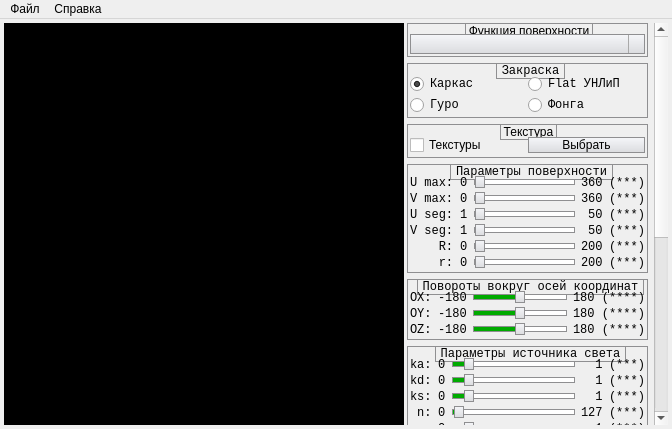
This is mainwindow.ui in zingibertram/igs-l4 as Qt 5 draws it before an edit. The edited form follows.
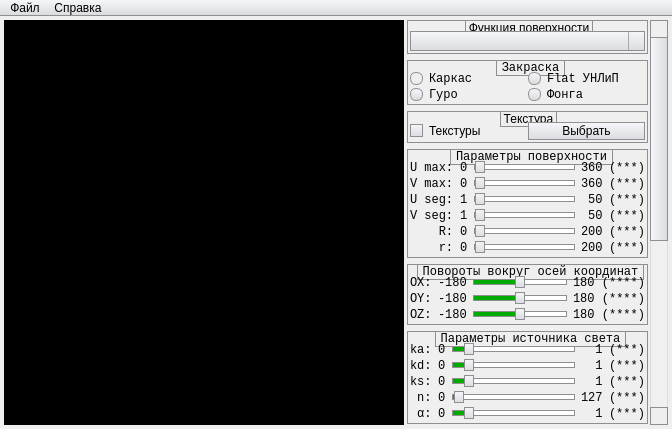
This is the edited form. Icons and pictures are not drawn. Custom widgets are drawn as their Qt base class.

```diff
--- a/mainwindow.ui
+++ b/mainwindow.ui
@@ -101,6 +101,7 @@
 	background-color: qlineargradient(x1: 0, y1: 0, x2: 0, y2: 1, stop: 0 #f6f7fa, stop: 1 #dadbde);
     border: 1px solid #8f8f91;
     min-width: 80px;
+    min-height: 16px;
  }
 
 QPushButton:hover
@@ -120,6 +121,7 @@
     border: 1px solid #8f8f91;
 	padding: 1px 18px 1px 3px;
 	min-width: 6em;
+	min-height: 16px;
  }
 
 QComboBox::!editable:hover, QComboBox::drop-down:editable:hover
@@ -203,6 +205,269 @@
 {
 	border: 1px solid #8f8f91;
 }*/
+
+
+QMenuBar
+{
+	background-color: qlineargradient(x1: 0, y1: 0, x2: 0, y2: 1, stop: 0 #f6f7fa, stop: 1 #dadbde);
+	border: 1px solid #8f8f91;
+	margin-left: -1px;
+	margin-top: -1px;
+	margin-right: -1px;
+ }
+
+QMenuBar::item
+{
+	spacing: 4px; /* интервал между пунктами меню */
+	padding: 1px 4px;
+	background: transparent;
+}
+
+QMenuBar::item:selected
+{ /* когда выделено с помощью мыши или клавиатуры */
+ 	background: rgb(0, 170, 0);
+}
+
+QMenuBar::item:pressed
+{
+	background: rgb(0, 85, 0);
+}
+
+
+QMenu
+{
+	background-color: rgb(240, 240, 240); /* устанавливаем фон меню */
+	border: 1px solid #8f8f91;
+}
+
+QMenu::item
+{
+     /* устанавливаем фон пункта меню. установите его во что-нибудь непрозрачное
+         если вы хотите чтобы цвет меню отличался от цвета пункта меню */
+	background-color: transparent;
+}
+
+QMenu::item:selected
+{ /* когда пользователь выбирает пункт с помощью мыши или клавиатуры */
+	background-color: rgb(0, 170, 0);
+}
+
+QMenu::item:pressed
+{
+	background-color: rgb(0, 85, 0);
+}
+
+QMenu::separator
+{
+	height: 1px;
+	background: #8f8f91;
+	margin-left: 16px;
+	margin-right: 8px;
+}
+
+
+QRadioButton::indicator
+{
+	width: 11px;
+	height: 11px;
+	border: 1px solid #8f8f91;
+	border-radius: 6px;
+}
+
+QRadioButton::indicator::unchecked
+{
+	background-color: qlineargradient(x1: 0, y1: 0, x2: 0, y2: 1, stop: 0 #f6f7fa, stop: 1 #dadbde);
+}
+
+QRadioButton::indicator::checked
+{
+	image: url(:/icons/resources/rbindicator.png);
+}
+
+QRadioButton::indicator:hover
+{
+	background-color: rgb(0, 170, 0);
+}
+
+QRadioButton::indicator:pressed
+{
+	background-color: rgb(0, 85, 0);
+}
+
+
+QCheckBox::indicator
+{
+	width: 11px;
+	height: 11px;
+	border: 1px solid #8f8f91;
+}
+
+QCheckBox::indicator::unchecked
+{
+	background-color: qlineargradient(x1: 0, y1: 0, x2: 0, y2: 1, stop: 0 #f6f7fa, stop: 1 #dadbde);
+}
+
+QCheckBox::indicator::checked
+{
+	image: url(:/icons/resources/cbindicator.png);
+}
+
+QCheckBox::indicator:hover
+{
+	background-color: rgb(0, 170, 0);
+}
+
+QCheckBox::indicator:pressed
+{
+	background-color: rgb(0, 85, 0);
+}
+
+/*
+QScrollBar:vertical
+{
+	border: 1px solid #8f8f91;
+	background: rgb(240, 240, 240);
+	margin: 0px 20px 0 20px;
+}
+
+QScrollBar::handle:vertical
+{
+	border: 1px solid #8f8f91;
+	background: qlineargradient(x1: 0, y1: 0, x2: 1, y2: 0, stop: 0 #f6f7fa, stop: 1 #dadbde);
+	min-height: 20px;
+}
+
+QScrollBar::add-line:vertical
+{
+	border: 1px solid #8f8f91;
+	background: rgb(240, 240, 240);
+	height: 20px;
+	subcontrol-position: top;
+	subcontrol-origin: margin;
+}
+
+QScrollBar::sub-line:vertical
+{
+	border: 1px solid #8f8f91;
+	background: rgb(240, 240, 240);
+	height: 20px;
+	subcontrol-position: top;
+	subcontrol-origin: margin;
+}
+
+QScrollBar::up-arrow:vertical
+{
+	border: 1px solid #8f8f91;
+	image: url(:/icons/resources/arrow-up.png);
+	background: qlineargradient(x1: 0, y1: 0, x2: 1, y2: 0, stop: 0 #f6f7fa, stop: 1 #dadbde);
+	subcontrol-position: top;
+	subcontrol-origin: margin;
+}
+
+QScrollBar::down-arrow:vertical
+{
+	border: 1px solid #8f8f91;
+	image: url(:/icons/resources/arrow-down.png);
+	background: qlineargradient(x1: 0, y1: 0, x2: 1, y2: 0, stop: 0 #f6f7fa, stop: 1 #dadbde);
+	subcontrol-position: bottom;
+	subcontrol-origin: margin;
+}
+
+QScrollBar::add-page:vertical, QScrollBar::sub-page:vertical
+{
+	background: none;
+}*/
+
+
+
+QScrollBar:vertical
+{
+	background: rgb(240, 240, 240);
+	border: 1px solid rgb(220, 220, 220);
+	width: 18px;
+	margin: 17px 0 17px 0;
+}
+
+QScrollBar::handle:vertical
+{
+	background: qlineargradient(x1: 0, y1: 0, x2: 1, y2: 0, stop: 0 #f6f7fa, stop: 1 #dadbde);
+	border: 1px solid #8f8f91;
+	min-height: 20px;
+	margin: -1px -1px
+}
+
+QScrollBar::handle:vertical:hover
+{
+	background: rgb(0, 170, 0);
+}
+
+QScrollBar::handle:vertical:pressed
+{
+	background: rgb(0, 85, 0);
+}
+
+QScrollBar::add-line:vertical
+{
+	border: 1px solid #8f8f91;
+	background: none;
+	height: 16px;
+	subcontrol-position: bottom;
+	subcontrol-origin: margin;
+}
+
+QScrollBar::sub-line:vertical
+{
+	border: 1px solid #8f8f91;
+	background: none;
+	height: 16px;
+	subcontrol-position: top;
+	subcontrol-origin: margin;
+}
+
+QScrollBar::up-arrow:vertical
+{
+	border: 1px solid #8f8f91;
+	background: qlineargradient(x1: 0, y1: 0, x2: 0, y2: 1, stop: 0 #f6f7fa, stop: 1 #dadbde);
+	image: url(:/icons/resources/arrow-up.png);
+}
+
+QScrollBar::up-arrow:vertical:hover
+{
+	background: rgb(0, 170, 0);
+}
+
+QScrollBar::up-arrow:vertical:pressed
+{
+	background: rgb(0, 85, 0);
+}
+
+QScrollBar::down-arrow:vertical
+{
+	border: 1px solid #8f8f91;
+	background: qlineargradient(x1: 0, y1: 0, x2: 0, y2: 1, stop: 0 #f6f7fa, stop: 1 #dadbde);
+	image: url(:/icons/resources/arrow-down.png);
+}
+
+QScrollBar::down-arrow:vertical:hover
+{
+	background: rgb(0, 170, 0);
+}
+
+QScrollBar::down-arrow:vertical:pressed
+{
+	background: rgb(0, 85, 0);
+}
+
+QScrollBar::add-page:vertical, QScrollBar::sub-page:vertical
+{
+	background: none;
+}
+
+QScrollBar::add-page:vertical:pressed, QScrollBar::sub-page:vertical:pressed
+{
+	background: rgb(0, 85, 0);
+	border: 1px solid #8f8f91;
+}
 </string>
   </property>
   <widget class="QWidget" name="centralWidget">
@@ -255,9 +520,9 @@
        <property name="geometry">
         <rect>
          <x>0</x>
-         <y>-596</y>
+         <y>0</y>
          <width>222</width>
-         <height>996</height>
+         <height>989</height>
         </rect>
        </property>
        <layout class="QVBoxLayout" name="verticalLayout_5">
@@ -2768,7 +3033,7 @@
      <x>0</x>
      <y>0</y>
      <width>643</width>
-     <height>21</height>
+     <height>18</height>
     </rect>
    </property>
    <widget class="QMenu" name="menu_File">
```
Left out of the diff: 2 changed lines with no effect on the pictures.
